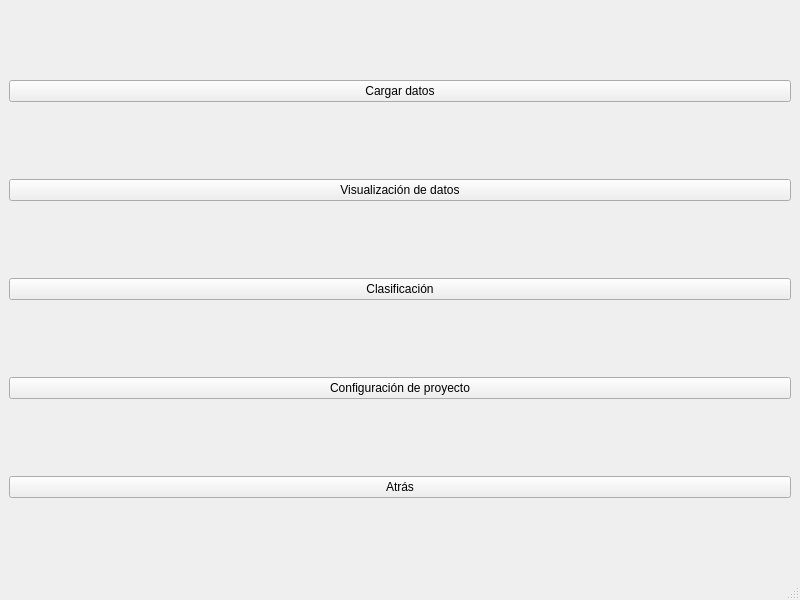
adrianvillanueva997/computation_lab_2, file Interfaces/view_menu_seleccion.ui: the form before one commit.
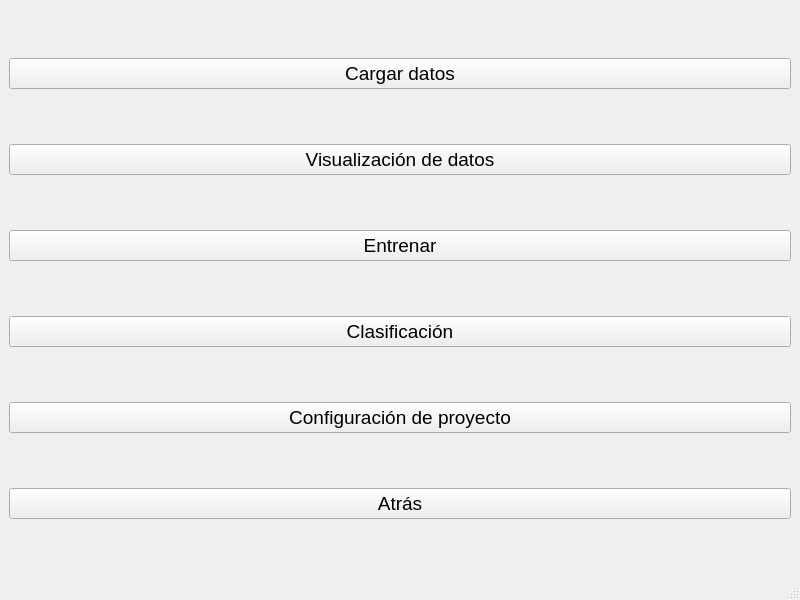
The form after the commit.

Commit message: Cambios en Interfaz, Añadido Configurar Proyecto

Diff of the .ui file:
```diff
--- a/Interfaces/view_menu_seleccion.ui
+++ b/Interfaces/view_menu_seleccion.ui
@@ -21,8 +21,40 @@
   </property>
   <widget class="QWidget" name="centralwidget">
    <layout class="QGridLayout" name="gridLayout">
+    <item row="6" column="0">
+     <widget class="QPushButton" name="pushButton_Atras">
+      <property name="font">
+       <font>
+        <pointsize>14</pointsize>
+       </font>
+      </property>
+      <property name="text">
+       <string>Atrás</string>
+      </property>
+     </widget>
+    </item>
+    <item row="5" column="0">
+     <widget class="QPushButton" name="pushButton_ConfiguracionProyecto">
+      <property name="font">
+       <font>
+        <pointsize>14</pointsize>
+       </font>
+      </property>
+      <property name="cursor">
+       <cursorShape>PointingHandCursor</cursorShape>
+      </property>
+      <property name="text">
+       <string>Configuración de proyecto</string>
+      </property>
+     </widget>
+    </item>
     <item row="1" column="0">
      <widget class="QPushButton" name="pushButton_VisualizacionDatos">
+      <property name="font">
+       <font>
+        <pointsize>14</pointsize>
+       </font>
+      </property>
       <property name="cursor">
        <cursorShape>PointingHandCursor</cursorShape>
       </property>
@@ -31,28 +63,13 @@
       </property>
      </widget>
     </item>
-    <item row="2" column="0">
-     <widget class="QPushButton" name="pushButton_Clasificacion">
-      <property name="cursor">
-       <cursorShape>PointingHandCursor</cursorShape>
-      </property>
-      <property name="text">
-       <string>Clasificación</string>
-      </property>
-     </widget>
-    </item>
-    <item row="3" column="0">
-     <widget class="QPushButton" name="pushButton_ConfiguracionProyecto">
-      <property name="cursor">
-       <cursorShape>PointingHandCursor</cursorShape>
-      </property>
-      <property name="text">
-       <string>Configuración de proyecto</string>
-      </property>
-     </widget>
-    </item>
     <item row="0" column="0">
      <widget class="QPushButton" name="pushButton_CargarDatos">
+      <property name="font">
+       <font>
+        <pointsize>14</pointsize>
+       </font>
+      </property>
       <property name="cursor">
        <cursorShape>PointingHandCursor</cursorShape>
       </property>
@@ -61,10 +78,30 @@
       </property>
      </widget>
     </item>
-    <item row="4" column="0">
-     <widget class="QPushButton" name="pushButton_Atras">
+    <item row="3" column="0">
+     <widget class="QPushButton" name="pushButton_Clasificacion">
+      <property name="font">
+       <font>
+        <pointsize>14</pointsize>
+       </font>
+      </property>
+      <property name="cursor">
+       <cursorShape>PointingHandCursor</cursorShape>
+      </property>
       <property name="text">
-       <string>Atrás</string>
+       <string>Clasificación</string>
+      </property>
+     </widget>
+    </item>
+    <item row="2" column="0">
+     <widget class="QPushButton" name="pushButton_Entrenar">
+      <property name="font">
+       <font>
+        <pointsize>14</pointsize>
+       </font>
+      </property>
+      <property name="text">
+       <string>Entrenar</string>
       </property>
      </widget>
     </item>
```
The commit also changes 38 other files.
